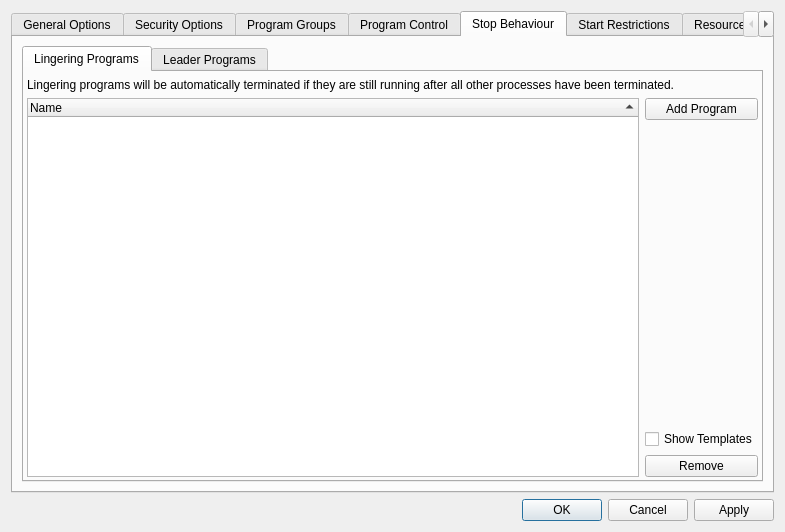
Old version of the form SandboxiePlus/SandMan/Forms/OptionsWindow.ui in the repository sandboxie-plus/Sandboxie.
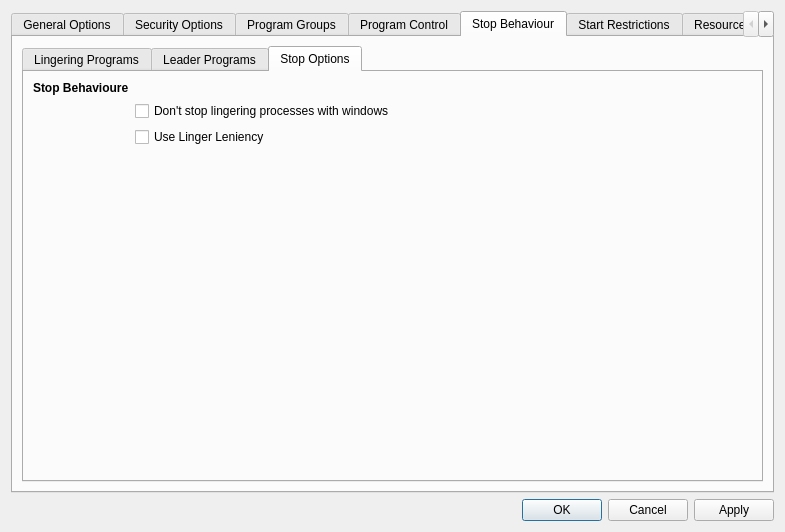
New version of the form. The open tabs and pages were chosen to show the change.

The edit to the form file:
```diff
--- a/SandboxiePlus/SandMan/Forms/OptionsWindow.ui
+++ b/SandboxiePlus/SandMan/Forms/OptionsWindow.ui
@@ -2076,7 +2076,7 @@
          <item row="0" column="0">
           <widget class="QTabWidget" name="tabsStop">
            <property name="currentIndex">
-            <number>0</number>
+            <number>2</number>
            </property>
            <widget class="QWidget" name="tabLingerer">
             <attribute name="title">
@@ -2236,6 +2236,73 @@
              </item>
             </layout>
            </widget>
+           <widget class="QWidget" name="tabStopOpt">
+            <attribute name="title">
+             <string>Stop Options</string>
+            </attribute>
+            <layout class="QGridLayout" name="gridLayout_82">
+             <item row="0" column="0">
+              <layout class="QGridLayout" name="gridLayout_37">
+               <item row="0" column="0">
+                <widget class="QLabel" name="lblStopOpt">
+                 <property name="font">
+                  <font>
+                   <bold>true</bold>
+                   <kerning>true</kerning>
+                  </font>
+                 </property>
+                 <property name="text">
+                  <string>Stop Behavioure</string>
+                 </property>
+                </widget>
+               </item>
+               <item row="2" column="1">
+                <widget class="QCheckBox" name="chkLingerLeniency">
+                 <property name="text">
+                  <string>Use Linger Leniency</string>
+                 </property>
+                </widget>
+               </item>
+               <item row="1" column="1">
+                <widget class="QCheckBox" name="chkNoStopWnd">
+                 <property name="toolTip">
+                  <string/>
+                 </property>
+                 <property name="text">
+                  <string>Don't stop lingering processes with windows</string>
+                 </property>
+                </widget>
+               </item>
+               <item row="3" column="1">
+                <spacer name="horizontalSpacer_20">
+                 <property name="orientation">
+                  <enum>Qt::Horizontal</enum>
+                 </property>
+                 <property name="sizeHint" stdset="0">
+                  <size>
+                   <width>40</width>
+                   <height>0</height>
+                  </size>
+                 </property>
+                </spacer>
+               </item>
+               <item row="3" column="0">
+                <spacer name="verticalSpacer_40">
+                 <property name="orientation">
+                  <enum>Qt::Vertical</enum>
+                 </property>
+                 <property name="sizeHint" stdset="0">
+                  <size>
+                   <width>20</width>
+                   <height>40</height>
+                  </size>
+                 </property>
+                </spacer>
+               </item>
+              </layout>
+             </item>
+            </layout>
+           </widget>
           </widget>
          </item>
         </layout>
```
Left out of the diff: 54 changed lines with no effect on the pictures.
